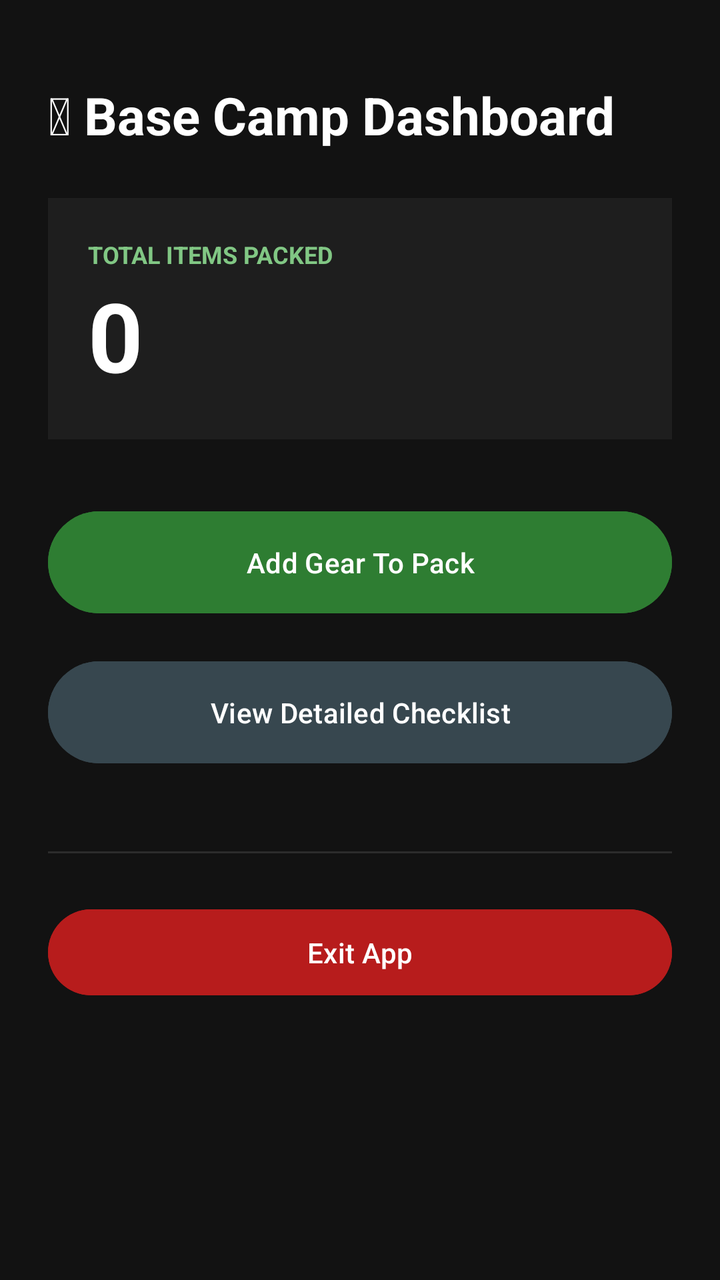
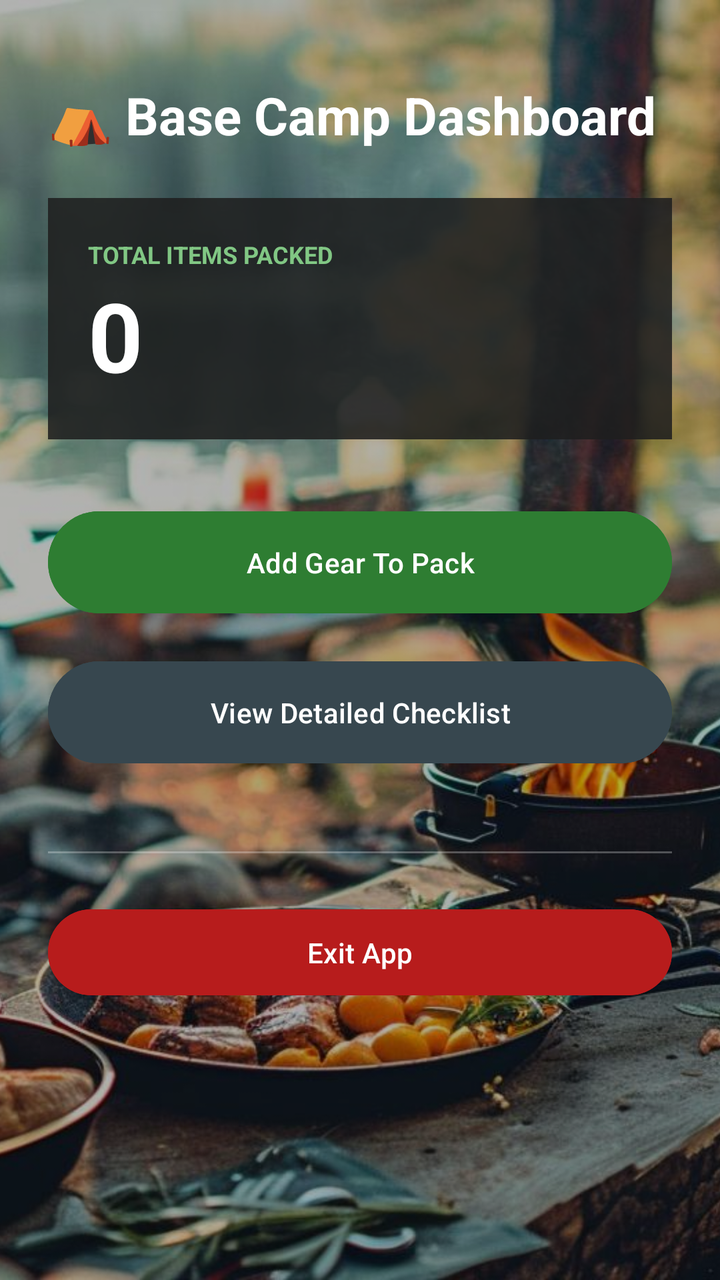

The first picture is an Android layout as it rendered before a commit; the second is the same layout after the commit. The layout source and the unified diff follow.
<!-- AndroidManifest.xml: application theme Theme.CampsiteCommander1 -->
<!-- res/layout/activity_main.xml -->
<?xml version="1.0" encoding="utf-8"?>
<ScrollView xmlns:android="http://schemas.android.com/apk/res/android"
    android:layout_width="match_parent"
    android:layout_height="match_parent"
    android:fillViewport="true"
    android:background="#121212">
    <LinearLayout
        android:layout_width="match_parent"
        android:layout_height="wrap_content"
        android:orientation="vertical"
        android:padding="24dp">
        <TextView
            android:layout_width="wrap_content"
            android:layout_height="wrap_content"
            android:text="&#x1F3D5;&#xFE0F; Base Camp Dashboard"
            android:textSize="26sp"
            android:textStyle="bold"
            android:textColor="#FFFFFF"
            android:layout_marginTop="16dp"
            android:layout_marginBottom="24dp"/>
        
        <LinearLayout
            android:layout_width="match_parent"
            android:layout_height="wrap_content"
            android:orientation="vertical"
            android:background="#1E1E1E"
            android:padding="20dp"
            android:layout_marginBottom="32dp">
            <TextView
                android:layout_width="wrap_content"
                android:layout_height="wrap_content"
                android:text="TOTAL ITEMS PACKED"
                android:textSize="12sp"
                android:textColor="#81C784"
                android:textStyle="bold"/>
            <TextView
                android:id="@+id/tvTotalItemsCount"
                android:layout_width="wrap_content"
                android:layout_height="wrap_content"
                android:text="0"
                android:textSize="48sp"
                android:textStyle="bold"
                android:textColor="#FFFFFF"/>
        </LinearLayout>
        <Button
            android:id="@+id/btnLaunchAddGear"
            android:layout_width="match_parent"

            android:layout_height="wrap_content"
            android:text="Add Gear To Pack"
            android:backgroundTint="#2E7D32"
            android:textColor="#FFFFFF"
            android:padding="16dp"
            android:layout_marginBottom="16dp"/>
        <Button
            android:id="@+id/btnViewFullChecklist"
            android:layout_width="match_parent"
            android:layout_height="wrap_content"
            android:text="View Detailed Checklist"
            android:backgroundTint="#37474F"
            android:textColor="#FFFFFF"
            android:padding="16dp"
            android:layout_marginBottom="40dp"/>
        <View
            android:layout_width="match_parent"
            android:layout_height="1dp"
            android:background="#2C2C2C"
            android:layout_marginBottom="24dp"/>
        <Button
            android:id="@+id/btnExitApplication"
            android:layout_width="match_parent"
            android:layout_height="wrap_content"
            android:text="Exit App"
            android:backgroundTint="#B71C1C"
            android:textColor="#FFFFFF"
            android:padding="12dp"/>
    </LinearLayout>
</ScrollView>
<!-- resources referenced by this layout -->
<resources>
  <style name="Theme.CampsiteCommander1" parent="Base.Theme.CampsiteCommander1" />
  <style name="Base.Theme.CampsiteCommander1" parent="Theme.Material3.DayNight.NoActionBar">
          
          
      </style>
</resources>

<!-- the commit's change to res/layout/activity_main.xml (unified diff, before → after) -->
@@ -1,78 +1,102 @@
 <?xml version="1.0" encoding="utf-8"?>
-<ScrollView xmlns:android="http://schemas.android.com/apk/res/android"
+<FrameLayout xmlns:android="http://schemas.android.com/apk/res/android"
     android:layout_width="match_parent"
-    android:layout_height="match_parent"
-    android:fillViewport="true"
-    android:background="#121212">
-    <LinearLayout
+    android:layout_height="match_parent">
+
+    
+    <ImageView
         android:layout_width="match_parent"
-        android:layout_height="wrap_content"
-        android:orientation="vertical"
-        android:padding="24dp">
-        <TextView
-            android:layout_width="wrap_content"
-            android:layout_height="wrap_content"
-            android:text="&#x1F3D5;&#xFE0F; Base Camp Dashboard"
-            android:textSize="26sp"
-            android:textStyle="bold"
-            android:textColor="#FFFFFF"
-            android:layout_marginTop="16dp"
-            android:layout_marginBottom="24dp"/>
-        
+        android:layout_height="match_parent"
+        android:src="@drawable/sunset"
+        android:scaleType="centerCrop" />
+
+    
+    <View
+        android:layout_width="match_parent"
+        android:layout_height="match_parent"
+        android:background="@color/black"
+        android:alpha="0.3" />
+
+    <ScrollView
+        android:layout_width="match_parent"
+        android:layout_height="match_parent"
+        android:fillViewport="true">
+
         <LinearLayout
             android:layout_width="match_parent"
             android:layout_height="wrap_content"
             android:orientation="vertical"
-            android:background="#1E1E1E"
-            android:padding="20dp"
-            android:layout_marginBottom="32dp">
+            android:padding="24dp">
+
             <TextView
                 android:layout_width="wrap_content"
                 android:layout_height="wrap_content"
-                android:text="TOTAL ITEMS PACKED"
-                android:textSize="12sp"
-                android:textColor="#81C784"
-                android:textStyle="bold"/>
-            <TextView
-                android:id="@+id/tvTotalItemsCount"
-                android:layout_width="wrap_content"
+                android:text="⛺ Base Camp Dashboard"
+                android:textSize="26sp"
+                android:textStyle="bold"
+                android:textColor="#FFFFFF"
+                android:layout_marginTop="16dp"
+                android:layout_marginBottom="24dp"/>
+
+            
+            <LinearLayout
+                android:layout_width="match_parent"
                 android:layout_height="wrap_content"
-                android:text="0"
-                android:textSize="48sp"
-                android:textStyle="bold"
-                android:textColor="#FFFFFF"/>
+                android:orientation="vertical"
+                android:background="#DD1E1E1E"
+                android:padding="20dp"
+                android:layout_marginBottom="32dp">
+                <TextView
+                    android:layout_width="wrap_content"
+                    android:layout_height="wrap_content"
+                    android:text="TOTAL ITEMS PACKED"
+                    android:textSize="12sp"
+                    android:textColor="#81C784"
+                    android:textStyle="bold"/>
+                <TextView
+                    android:id="@+id/tvTotalItemsCount"
+                    android:layout_width="wrap_content"
+                    android:layout_height="wrap_content"
+                    android:text="0"
+                    android:textSize="48sp"
+                    android:textStyle="bold"
+                    android:textColor="#FFFFFF"/>
+            </LinearLayout>
+
+            <Button
+                android:id="@+id/btnLaunchAddGear"
+                android:layout_width="match_parent"
+                android:layout_height="wrap_content"
+                android:text="Add Gear To Pack"
+                android:backgroundTint="#2E7D32"
+                android:textColor="#FFFFFF"
+                android:padding="16dp"
+                android:layout_marginBottom="16dp"/>
+
+            <Button
+                android:id="@+id/btnViewFullChecklist"
+                android:layout_width="match_parent"
+                android:layout_height="wrap_content"
+                android:text="View Detailed Checklist"
+                android:backgroundTint="#37474F"
+                android:textColor="#FFFFFF"
+                android:padding="16dp"
+                android:layout_marginBottom="40dp"/>
+
+            <View
+                android:layout_width="match_parent"
+                android:layout_height="1dp"
+                android:background="#44FFFFFF"
+                android:layout_marginBottom="24dp"/>
+
+            <Button
+                android:id="@+id/btnExitApplication"
+                android:layout_width="match_parent"
+                android:layout_height="wrap_content"
+                android:text="Exit App"
+                android:backgroundTint="#B71C1C"
+                android:textColor="#FFFFFF"
+                android:padding="12dp"/>
         </LinearLayout>
-        <Button
-            android:id="@+id/btnLaunchAddGear"
-            android:layout_width="match_parent"
-
-            android:layout_height="wrap_content"
-            android:text="Add Gear To Pack"
-            android:backgroundTint="#2E7D32"
-            android:textColor="#FFFFFF"
-            android:padding="16dp"
-            android:layout_marginBottom="16dp"/>
-        <Button
-            android:id="@+id/btnViewFullChecklist"
-            android:layout_width="match_parent"
-            android:layout_height="wrap_content"
-            android:text="View Detailed Checklist"
-            android:backgroundTint="#37474F"
-            android:textColor="#FFFFFF"
-            android:padding="16dp"
-            android:layout_marginBottom="40dp"/>
-        <View
-            android:layout_width="match_parent"
-            android:layout_height="1dp"
-            android:background="#2C2C2C"
-            android:layout_marginBottom="24dp"/>
-        <Button
-            android:id="@+id/btnExitApplication"
-            android:layout_width="match_parent"
-            android:layout_height="wrap_content"
-            android:text="Exit App"
-            android:backgroundTint="#B71C1C"
-            android:textColor="#FFFFFF"
-            android:padding="12dp"/>
-    </LinearLayout>
-</ScrollView>
+    </ScrollView>
+</FrameLayout>
<!-- resource entries referenced after the edit -->
@@ -1,5 +1,7 @@
 <!-- resources referenced by this layout -->
 <resources>
+  <color name="black">#FF000000</color>
+  <!-- drawable sunset: jpeg bitmap (drawable, 186983 bytes) -->
   <style name="Theme.CampsiteCommander1" parent="Base.Theme.CampsiteCommander1" />
   <style name="Base.Theme.CampsiteCommander1" parent="Theme.Material3.DayNight.NoActionBar">
           
